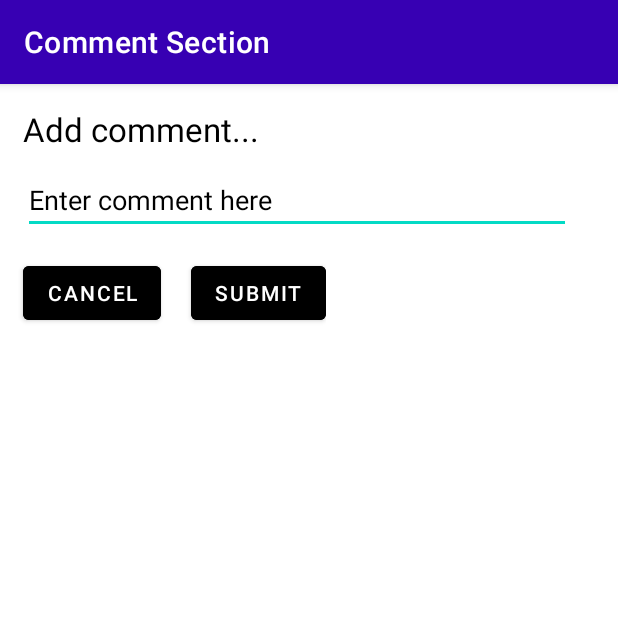
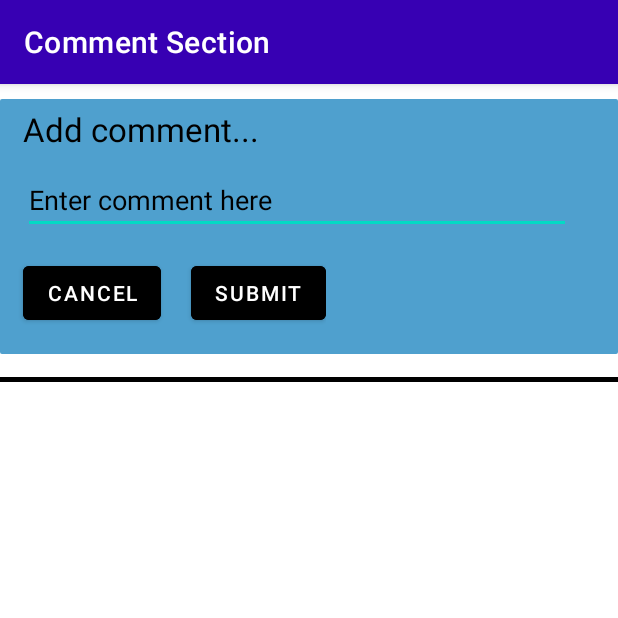
Before and after one commit to ShaikhFarhan882/Vstream, an Android app: the Comment screen opened directly, with no data from a screen before it, on a phone screen of 412 x 824 dp, the top half of it. Run offline under Robolectric (Android 15) with nearby library versions, the phone set to English and light mode, and no system bars; our stand-ins replace Firebase (no records; nobody signed in at launch, a user with empty details on screens opened directly); libraries missing offline, so code that uses them is left out: es.dmoral.toasty.

Commit message:
Completely implemented the comment feature with recyclerView and CardView

```diff
--- a/app/src/main/java/com/example/vstream/Comment.java
+++ b/app/src/main/java/com/example/vstream/Comment.java
@@ -3,15 +3,22 @@ package com.example.vstream;
 import androidx.annotation.NonNull;
 import androidx.appcompat.app.ActionBar;
 import androidx.appcompat.app.AppCompatActivity;
+import androidx.recyclerview.widget.LinearLayoutManager;
+import androidx.recyclerview.widget.RecyclerView;
 
 import android.graphics.Color;
 import android.graphics.drawable.ColorDrawable;
 import android.os.Bundle;
 import android.util.Log;
+import android.view.LayoutInflater;
 import android.view.View;
+import android.view.ViewGroup;
 import android.widget.Button;
 import android.widget.EditText;
 
+import com.bumptech.glide.Glide;
+import com.firebase.ui.database.FirebaseRecyclerAdapter;
+import com.firebase.ui.database.FirebaseRecyclerOptions;
 import com.google.android.gms.tasks.OnCompleteListener;
 import com.google.android.gms.tasks.OnFailureListener;
 import com.google.android.gms.tasks.Task;
@@ -38,6 +45,7 @@ public class Comment extends AppCompatActivity {
     DatabaseReference userReference;
     DatabaseReference commentReference;
     String postKey;
+    RecyclerView recyclerView;
 
     @Override
     protected void onCreate(Bundle savedInstanceState) {
@@ -66,6 +74,10 @@ public class Comment extends AppCompatActivity {
         CommentText = (EditText) findViewById(R.id.comment_box);
         Cancel = (Button) findViewById(R.id.cancel_comment);
         Submit = (Button) findViewById(R.id.submit_comment);
+
+        recyclerView = (RecyclerView)findViewById(R.id.Comment_recview);
+        recyclerView.setLayoutManager(new LinearLayoutManager(this));
+
 
         //Submit button Implementation
         Submit.setOnClickListener(new View.OnClickListener() {
@@ -99,7 +111,7 @@ public class Comment extends AppCompatActivity {
                 String currentTime = new SimpleDateFormat("hh:mm a", Locale.getDefault()).format(new Date());
 
 
-                //Adding the attributes to the database
+                //Adding the attributes to the database using the hashmap
                 HashMap comment = new HashMap();
                 comment.put("userId",userId);
                 comment.put("userImage",userImage);
@@ -136,7 +148,41 @@ public class Comment extends AppCompatActivity {
 
     }
 
+    //Fetching the data from firebase to recyclerView in app
+    @Override
+    protected void onStart() {
+        super.onStart();
+
+        FirebaseRecyclerOptions<ModelComment> options =
+                new FirebaseRecyclerOptions.Builder<ModelComment>()
+                        .setQuery(commentReference, ModelComment.class)
+                        .build();
 
 
 
+        FirebaseRecyclerAdapter<ModelComment,ViewHolderComment> firebaseRecyclerAdapter = new FirebaseRecyclerAdapter<ModelComment, ViewHolderComment>(options) {
+            @Override
+            protected void onBindViewHolder(@NonNull ViewHolderComment holder, int position, @NonNull ModelComment model) {
+                //Setting up the layout
+                holder.userName.setText(model.getUserName());
+                holder.userMessage.setText(model.getUserMessage());
+                holder.dateTime.setText("Date:"+ model.getDate() + " " +"Time:" + model.getTime());
+                Glide.with(holder.userImage.getContext()).load(model.getUserImage()).into(holder.userImage);
+            }
+
+            @NonNull
+            @Override
+            public ViewHolderComment onCreateViewHolder(@NonNull ViewGroup parent, int viewType) {
+                View view = LayoutInflater.from(parent.getContext()).inflate(R.layout.single_row_comment,parent,false);
+                return new ViewHolderComment(view);
+            }
+        };
+
+        firebaseRecyclerAdapter.startListening();
+        recyclerView.setAdapter(firebaseRecyclerAdapter);
+
+
+
+
+    }
 }
--- /dev/null
+++ b/app/src/main/res/drawable/comment_bg.xml
@@ -0,0 +1,7 @@
+<?xml version="1.0" encoding="utf-8"?>
+<shape xmlns:android="http://schemas.android.com/apk/res/android" android:shape="rectangle">
+    <solid android:color="#4FA0CE"
+        />
+    <corners android:radius="1dp"/>
+
+</shape>
--- a/app/src/main/res/layout/activity_comment.xml
+++ b/app/src/main/res/layout/activity_comment.xml
@@ -10,10 +10,11 @@
 
     <LinearLayout
         android:layout_width="match_parent"
-        android:layout_height="180dp"
+        android:layout_height="170dp"
         android:layout_marginTop="10dp"
         android:orientation="vertical"
-        android:padding="5dp">
+        android:padding="5dp"
+        android:background="@drawable/comment_bg">
 
         <TextView
             android:layout_width="wrap_content"
@@ -71,16 +72,25 @@
 
     </LinearLayout>
 
+    <View
+        android:layout_marginTop="15dp"
+        android:layout_width="match_parent"
+        android:layout_height="3dp"
+        android:background="@color/black"/>
+
    <LinearLayout
        android:layout_width="match_parent"
        android:layout_height="match_parent"
        android:layout_marginTop="20dp"
-       android:orientation="vertical">
+       android:padding="10dp"
+       android:orientation="vertical"
+       android:background="@color/white">
 
        <androidx.recyclerview.widget.RecyclerView
            android:layout_width="match_parent"
            android:layout_height="match_parent"
-           android:id="@+id/Comment_recview"/>
+           android:id="@+id/Comment_recview"
+           android:background="@color/white"/>
 
    </LinearLayout>
 
```
Also changed, not shown: app/src/main/java/com/example/vstream/Dashboard.java (+2 -7 lines), app/src/main/java/com/example/vstream/ModelComment.java (added, +72 -0 lines), app/src/main/java/com/example/vstream/ViewHolderComment.java (added, +26 -0 lines), app/src/main/res/layout/single_row_comment.xml (added, +61 -0 lines), app/src/main/res/layout/single_row_dashboard.xml (renamed from app/src/main/res/layout/single_row.xml).
